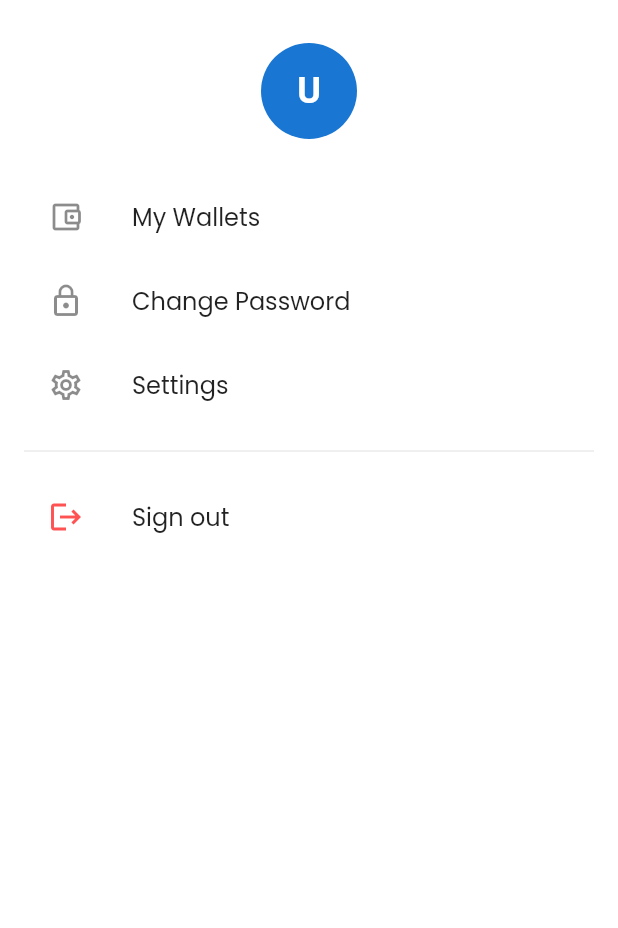
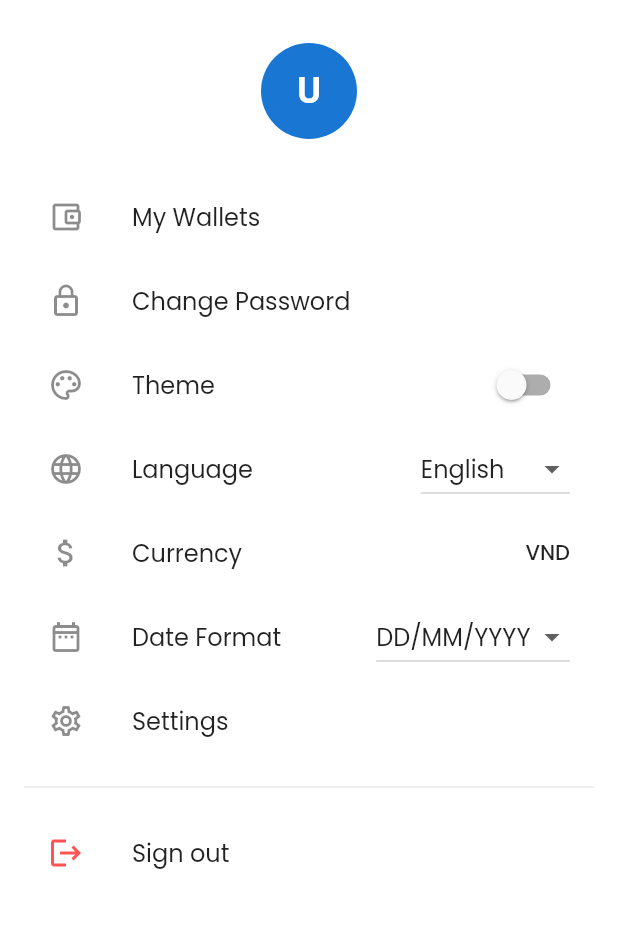
Before and after one commit to thuylanh04/money, a Flutter app: the AccountScreen screen opened by its route, on a phone screen of 412 x 824 dp, the part 65-993 px from its top. Run offline on Flutter 3.47's test engine with Material 3 defaults, Android fonts, the phone set to English and light mode, and no system bars; our stand-ins replace dio, expandable, fl_chart, google_fonts, image_picker, shared_preferences; accounts and stored records are empty.

Commit message:
update settings

```diff
--- /dev/null
+++ b/lib/providers/settings_provider.dart
@@ -0,0 +1,73 @@
+import 'package:flutter/material.dart';
+import 'package:shared_preferences/shared_preferences.dart';
+
+class SettingsProvider extends ChangeNotifier {
+  static const String _themeKey = 'isDarkMode';
+  static const String _languageKey = 'languageCode';
+  static const String _currencyKey = 'currency';
+  static const String _dateFormatKey = 'dateFormat';
+
+  late bool _isDarkMode;
+  late String _languageCode;
+  late String _currency;
+  late String _dateFormat;
+  final SharedPreferences _prefs;
+
+  SettingsProvider(this._prefs)
+      : _isDarkMode = _prefs.getBool(_themeKey) ?? false,
+        _languageCode = _prefs.getString(_languageKey) ?? 'en',
+        _currency = _prefs.getString(_currencyKey) ?? 'VND',
+        _dateFormat = _prefs.getString(_dateFormatKey) ?? 'dd/MM/yyyy';
+
+  // Getters
+  bool get isDarkMode => _isDarkMode;
+  String get languageCode => _languageCode;
+  String get currency => _currency;
+  String get dateFormat => _dateFormat;
+
+  // Theme methods
+  Future<void> toggleTheme(bool value) async {
+    _isDarkMode = value;
+    await _prefs.setBool(_themeKey, value);
+    notifyListeners();
+  }
+
+  // Language methods
+  Future<void> setLanguage(String languageCode) async {
+    _languageCode = languageCode;
+    await _prefs.setString(_languageKey, languageCode);
+    notifyListeners();
+  }
+
+  // Currency methods (read-only for now)
+  String getCurrencySymbol() {
+    switch (_currency) {
+      case 'USD':
+        return '\$';
+      case 'EUR':
+        return '€';
+      case 'JPY':
+        return '¥';
+      case 'VND':
+        return '₫';
+      default:
+        return _currency;
+    }
+  }
+
+  // Date format methods
+  Future<void> setDateFormat(String format) async {
+    _dateFormat = format;
+    await _prefs.setString(_dateFormatKey, format);
+    notifyListeners();
+  }
+
+  // Format date according to current format
+  String formatDate(DateTime date) {
+    String result = _dateFormat;
+    result = result.replaceAll('dd', date.day.toString().padLeft(2, '0'));
+    result = result.replaceAll('MM', date.month.toString().padLeft(2, '0'));
+    result = result.replaceAll('yyyy', date.year.toString());
+    return result;
+  }
+}
--- a/lib/views/screens/account_screen.dart
+++ b/lib/views/screens/account_screen.dart
@@ -1,11 +1,12 @@
 import 'package:flutter/material.dart';
-
+import 'package:provider/provider.dart';
 
 import '../../repositories/auth_repository.dart';
+import '../../providers/settings_provider.dart';
 import 'login_screen.dart';
 import 'change_password_screen.dart';
+import 'wallets_screen.dart';
 import 'settings_screen.dart';
-import 'wallets_screen.dart';
 import '../../theme/app_theme.dart';
 
 
@@ -68,6 +69,72 @@ class AccountScreen extends StatelessWidget {
             },
           ),
 
+          // Theme
+          Consumer<SettingsProvider>(
+            builder: (context, settings, child) => ListTile(
+              leading: const Icon(Icons.color_lens_outlined),
+              title: const Text('Theme'),
+              trailing: Switch(
+                value: settings.isDarkMode,
+                onChanged: (value) {
+                  settings.toggleTheme(value);
+                },
+              ),
+            ),
+          ),
+
+          // Language
+          Consumer<SettingsProvider>(
+            builder: (context, settings, child) => ListTile(
+              leading: const Icon(Icons.language_outlined),
+              title: const Text('Language'),
+              trailing: DropdownButton<String>(
+                value: settings.languageCode,
+                items: const [
+                  DropdownMenuItem(value: 'en', child: Text('English')),
+                  DropdownMenuItem(value: 'vi', child: Text('Tiếng Việt')),
+                ],
+                onChanged: (value) {
+                  if (value != null) {
+                    settings.setLanguage(value);
+                  }
+                },
+              ),
+            ),
+          ),
+
+          // Currency
+          Consumer<SettingsProvider>(
+            builder: (context, settings, child) => ListTile(
+              leading: const Icon(Icons.attach_money_outlined),
+              title: const Text('Currency'),
+              trailing: Text(
+                settings.currency,
+                style: Theme.of(context).textTheme.bodyLarge,
+              ),
+            ),
+          ),
+
+          // Date Format
+          Consumer<SettingsProvider>(
+            builder: (context, settings, child) => ListTile(
+              leading: const Icon(Icons.date_range_outlined),
+              title: const Text('Date Format'),
+              trailing: DropdownButton<String>(
+                value: settings.dateFormat,
+                items: const [
+                  DropdownMenuItem(value: 'dd/MM/yyyy', child: Text('DD/MM/YYYY')),
+                  DropdownMenuItem(value: 'MM/dd/yyyy', child: Text('MM/DD/YYYY')),
+                  DropdownMenuItem(value: 'yyyy-MM-dd', child: Text('YYYY-MM-DD')),
+                ],
+                onChanged: (value) {
+                  if (value != null) {
+                    settings.setDateFormat(value);
+                  }
+                },
+              ),
+            ),
+          ),
 
           // Settings
           ListTile(
@@ -77,7 +144,6 @@ class AccountScreen extends StatelessWidget {
               Navigator.of(context).pushNamed(SettingsScreen.routeName);
             },
           ),
-
 
           const Divider(height: 32),
 
--- a/pubspec.yaml
+++ b/pubspec.yaml
@@ -44,6 +44,7 @@ dependencies:
   expandable: ^5.0.1
   http_parser: ^4.0.0
   dio: ^5.9.0
+  provider: ^6.1.1
 
 dev_dependencies:
   flutter_test:
```
Also changed, not shown: lib/app.dart (+13 -6 lines), lib/main.dart (+19 -2 lines), lib/theme/app_theme.dart (+67 -0 lines), pubspec.lock.
